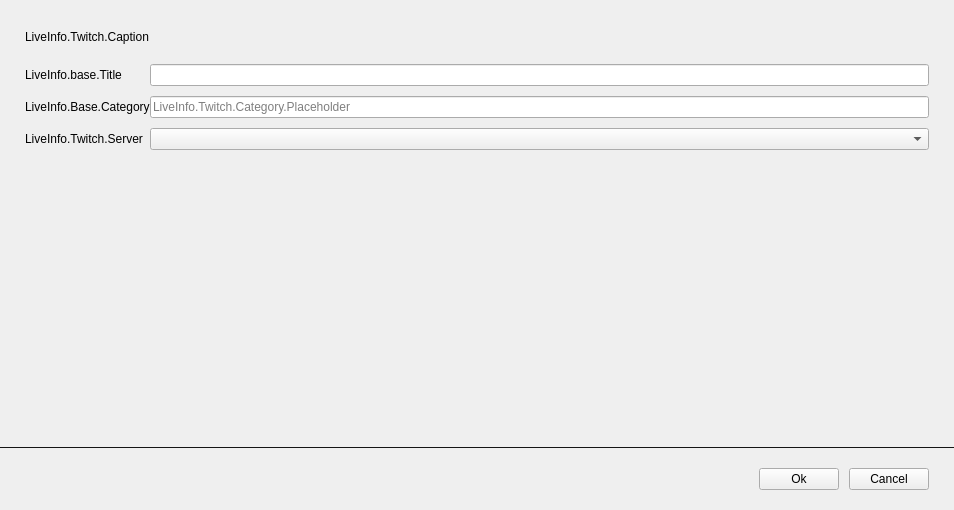
Old version of the form src/prism/main/PLSPlatformApi/twitch/PLSLiveInfoTwitch.ui in the repository naver/prism-live-studio.
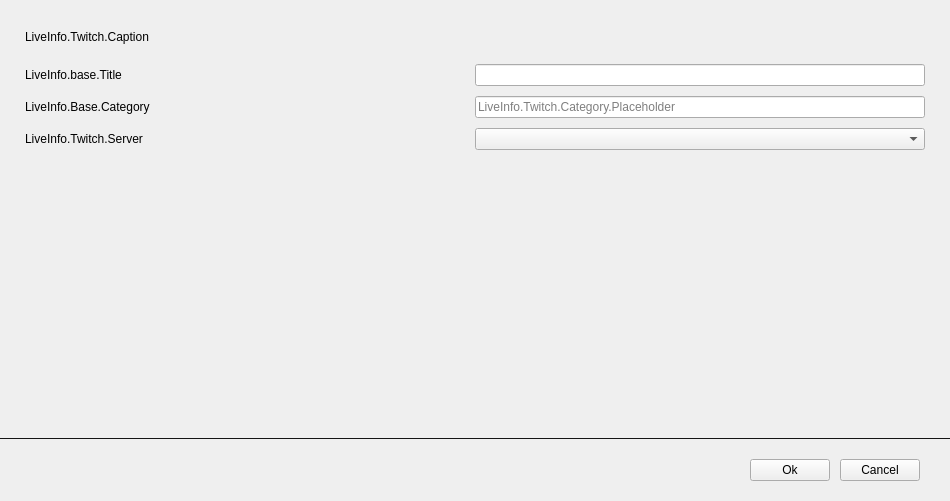
New version of the form. Custom widgets are drawn as their Qt base class.

Patch:
```diff
--- a/src/prism/main/PLSPlatformApi/twitch/PLSLiveInfoTwitch.ui
+++ b/src/prism/main/PLSPlatformApi/twitch/PLSLiveInfoTwitch.ui
@@ -6,8 +6,8 @@
    <rect>
     <x>0</x>
     <y>0</y>
-    <width>954</width>
-    <height>510</height>
+    <width>950</width>
+    <height>501</height>
    </rect>
   </property>
   <property name="windowTitle">
@@ -37,6 +37,9 @@
      <property name="leftMargin">
       <number>25</number>
      </property>
+     <property name="rightMargin">
+      <number>25</number>
+     </property>
      <property name="bottomMargin">
       <number>0</number>
      </property>
@@ -50,6 +53,19 @@
        </property>
       </widget>
      </item>
+     <item>
+      <spacer name="horizontalSpacer">
+       <property name="orientation">
+        <enum>Qt::Horizontal</enum>
+       </property>
+       <property name="sizeHint" stdset="0">
+        <size>
+         <width>1</width>
+         <height>1</height>
+        </size>
+       </property>
+      </spacer>
+     </item>
     </layout>
    </item>
    <item>
@@ -134,7 +150,7 @@
      <item row="0" column="1">
       <widget class="QLineEdit" name="lineEditTitle">
        <property name="sizePolicy">
-        <sizepolicy hsizetype="Expanding" vsizetype="Fixed">
+        <sizepolicy hsizetype="Preferred" vsizetype="Fixed">
          <horstretch>0</horstretch>
          <verstretch>0</verstretch>
         </sizepolicy>
@@ -225,7 +241,7 @@
       <number>10</number>
      </property>
      <property name="rightMargin">
-      <number>25</number>
+      <number>30</number>
      </property>
      <item>
       <spacer name="horizontalSpacer_3">
```
Left out of the diff: 2 changed lines with no effect on the pictures.
